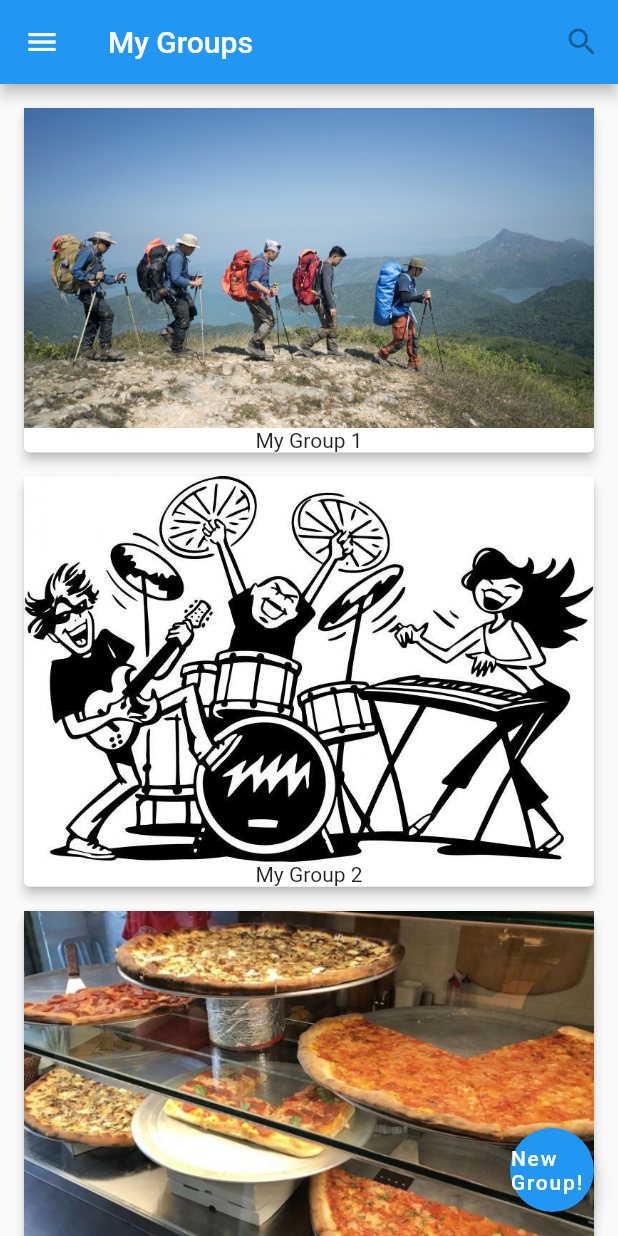
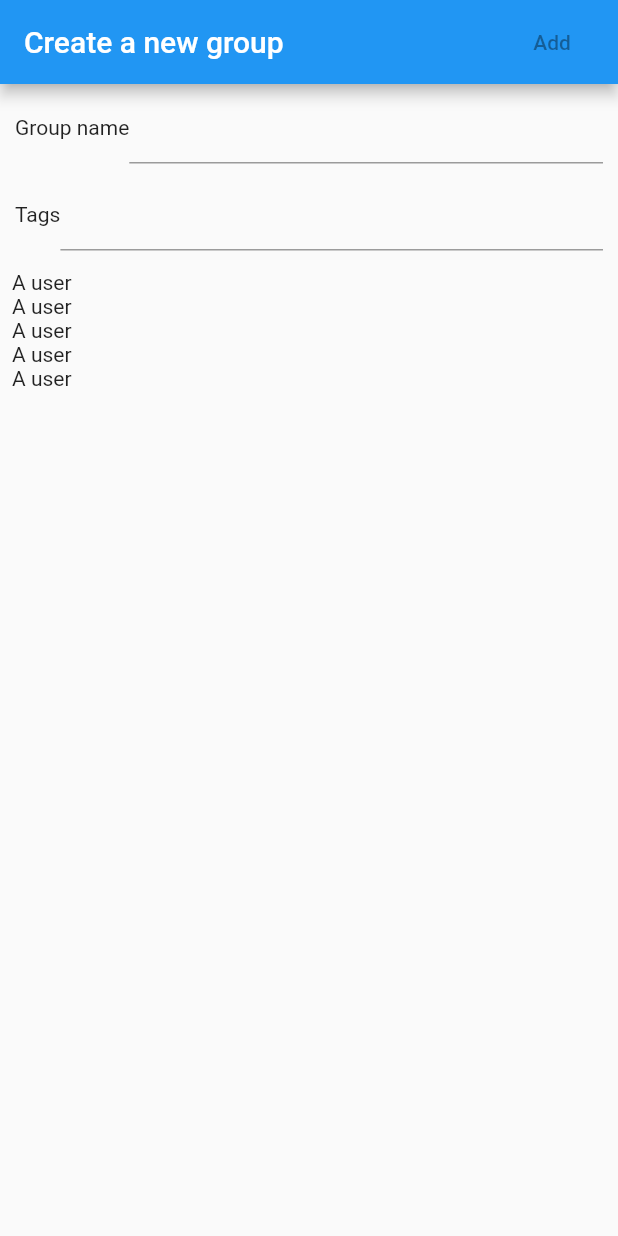
Before and after one commit to pgmz/invoke-app, a Flutter app: the screen it shows after launch, on a phone screen of 412 x 824 dp. Run offline on Flutter 3.47's test engine with Material 2 defaults, Android fonts, the phone set to English and light mode, and no system bars.

Commit message:
Added template for form new group

```diff
--- a/lib/main.dart
+++ b/lib/main.dart
@@ -1,6 +1,7 @@
 import 'package:flutter/material.dart';
 import 'screens/groups_home.dart';
 import 'screens/group_chat.dart';
+import 'screens/new_group.dart';
 
 void main() => runApp(MyApp());
 
@@ -13,7 +14,7 @@ class MyApp extends StatelessWidget {
       theme: ThemeData(
         primarySwatch: Colors.blue,
       ),
-      home: HomePage(),
+      home: NewGroup(),
       routes: <String, WidgetBuilder>{
         '/groupsHome': (BuildContext context) => new HomePage(),
         '/groupChat': (BuildContext context) => new GroupChat()
--- /dev/null
+++ b/lib/screens/new_group.dart
@@ -0,0 +1,77 @@
+import 'package:flutter/material.dart';
+
+class NewGroup extends StatefulWidget {
+  @override
+  _NewGroupState createState() => _NewGroupState();
+}
+
+class _NewGroupState extends State<NewGroup> {
+  @override
+  Widget build(BuildContext context) {
+    return Scaffold(
+        appBar: AppBar(
+          title: Text("Create a new group"),
+          actions: <Widget>[
+            FlatButton(
+              child: Text("Add"),
+            )
+          ],
+        ),
+        body: Column(
+          children: <Widget>[
+            Container(
+              padding: new EdgeInsets.fromLTRB(0.0, 5.0, 0.0, 5.0),
+              child: Container(
+                padding: new EdgeInsets.fromLTRB(10.0, 0, 10.0, 0),
+                child: Row(
+                  mainAxisAlignment: MainAxisAlignment.center,
+                  children: <Widget>[
+                    Text("Group name"),
+                    Expanded(
+                      child: TextField(),
+                    ),
+                  ],
+                ),
+              ),
+            ),
+            Container(
+              padding: new EdgeInsets.fromLTRB(0.0, 5.0, 0.0, 5.0),
+              child: Container(
+                padding: new EdgeInsets.fromLTRB(10.0, 0, 10.0, 0),
+                child: Row(
+                  mainAxisAlignment: MainAxisAlignment.center,
+                  children: <Widget>[
+                    Text("Tags"),
+                    Expanded(
+                      child: TextField(),
+                    ),
+                  ],
+                ),
+              ),
+            ),
+            Expanded(
+              child: ListView(
+                padding: const EdgeInsets.all(8.0),
+                children: <Widget>[
+                  Container(
+                    child: Text("A user"),
+                  ),
+                  Container(
+                    child: Text("A user"),
+                  ),
+                  Container(
+                    child: Text("A user"),
+                  ),
+                  Container(
+                    child: Text("A user"),
+                  ),
+                  Container(
+                    child: Text("A user"),
+                  ),
+                ],
+              ),
+            ),
+          ],
+        ));
+  }
+}
```
